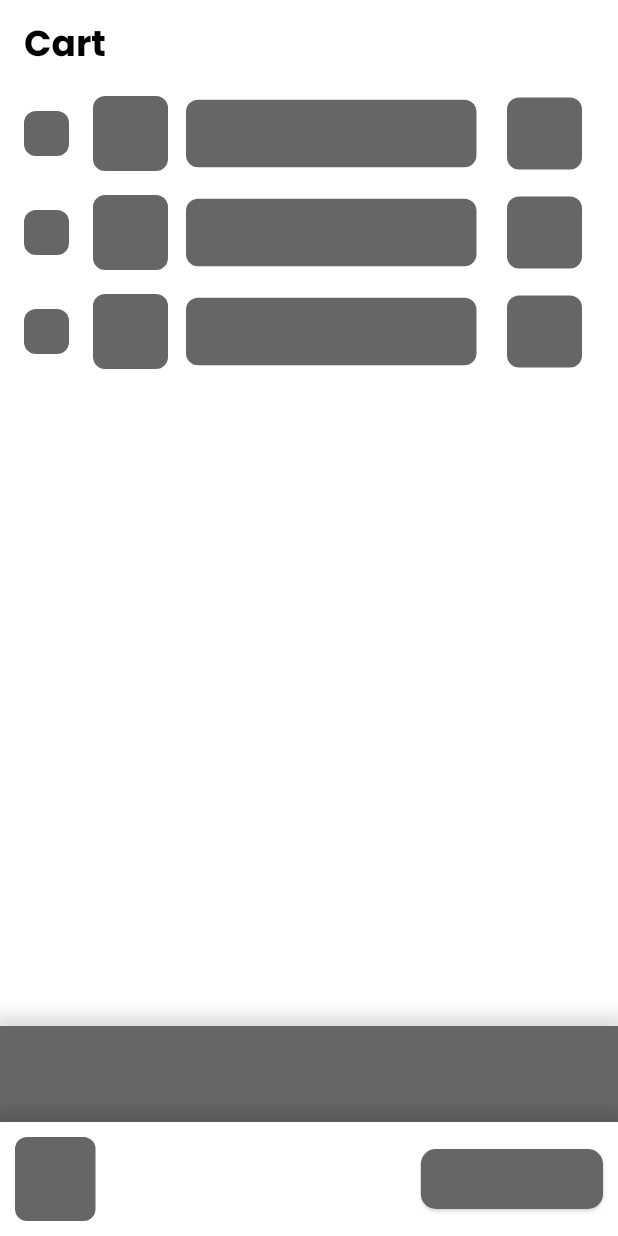
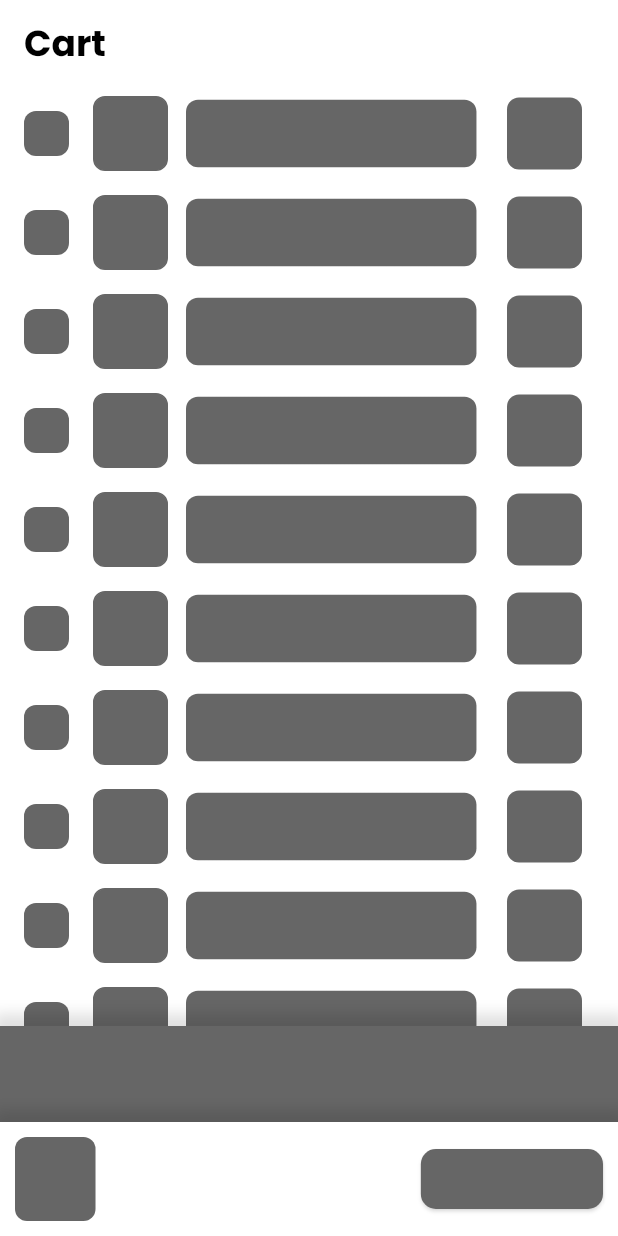
Before and after one commit to yahyapoernama/Ein-Ecommerce, a Flutter app: the CartPage screen opened directly, on a phone screen of 412 x 824 dp. Run offline on Flutter 3.47's test engine with Material 3 defaults, Android fonts, the phone set to English and light mode, and no system bars; drawn by our look-alikes of roundcheckbox, shimmer; our stand-ins replace connectivity, dio, equatable, flutter_bloc, flutter_dotenv, hive_flutter and 1 more; accounts and stored records are empty.

Commit message:
perf: Add CartItemsBloc for managing cart items and integrate with CartScreen

```diff
--- a/lib/blocs/cart_bloc/cart_bloc.dart
+++ b/lib/blocs/cart_bloc/cart_bloc.dart
@@ -28,3 +28,24 @@ class TotalPriceBloc extends Bloc<TotalPriceEvent, TotalPriceState> {
     emit(const TotalPriceState(totalPrice: 0));
   }
 }
+
+class CartItemsBloc extends Bloc<CartItemsEvent, CartItemsState> {
+  CartItemsBloc() : super(CartItemsInitial()) {
+    on<InitialCartItems>(_onInitialCartItems);
+    on<LoadCartItems>(_onLoadCartItems);
+  }
+
+  Future<void> _onInitialCartItems(
+    InitialCartItems event,
+    Emitter<CartItemsState> emit,
+  ) async {
+    emit(CartItemsInitial());
+  }
+
+  Future<void> _onLoadCartItems(
+    LoadCartItems event,
+    Emitter<CartItemsState> emit,
+  ) async {
+    emit(CartItemsLoaded());
+  }
+}
--- a/lib/blocs/cart_bloc/cart_event.dart
+++ b/lib/blocs/cart_bloc/cart_event.dart
@@ -27,3 +27,20 @@ abstract class CheckItemEvent extends Equatable {
   @override
   List<Object> get props => [];
 }
+
+abstract class CartItemsEvent extends Equatable {
+  final List<Map<String, dynamic>> cartItems;
+
+  const CartItemsEvent(this.cartItems);
+
+  @override
+  List<Object> get props => [cartItems];
+}
+
+class InitialCartItems extends CartItemsEvent {
+  const InitialCartItems(super.cartItems);
+}
+
+class LoadCartItems extends CartItemsEvent {
+  const LoadCartItems(super.cartItems);
+}
--- a/lib/blocs/cart_bloc/cart_state.dart
+++ b/lib/blocs/cart_bloc/cart_state.dart
@@ -8,3 +8,49 @@ class TotalPriceState extends Equatable {
   @override
   List<Object> get props => [totalPrice];
 }
+
+class CartItemsState extends Equatable {
+  final List<Map<String, dynamic>> cartItems;
+
+  const CartItemsState({required this.cartItems});
+
+  @override
+  List<Object> get props => [cartItems];
+}
+
+class CartItemsInitial extends CartItemsState {
+  CartItemsInitial()
+      : super(
+            cartItems: List.generate(10, (index) {
+          return {
+            'name': 'Product Name',
+            'price': 100000,
+            'quantity': 100,
+            'isChecked': false,
+          };
+        }));
+}
+
+class CartItemsLoaded extends CartItemsState {
+  CartItemsLoaded()
+      : super(cartItems: [
+          {
+            'name': 'Product 1',
+            'price': 50000,
+            'quantity': 2,
+            'isChecked': false,
+          },
+          {
+            'name': 'Product 2',
+            'price': 50000,
+            'quantity': 1,
+            'isChecked': false,
+          },
+          {
+            'name': 'Product 3',
+            'price': 50000,
+            'quantity': 1,
+            'isChecked': false,
+          },
+        ]);
+}
--- a/lib/main.dart
+++ b/lib/main.dart
@@ -46,6 +46,7 @@ class MyApp extends StatelessWidget {
       providers: [
         BlocProvider(create: (context) => TransactionBloc()),
         BlocProvider(create: (context) => AppConnectionBloc(_connectivity, _dio)),
+        BlocProvider(create: (context) => CartItemsBloc()),
         BlocProvider(create: (context) => TotalPriceBloc()),
       ],
       child: MaterialApp(
--- a/lib/screens/cart_screen.dart
+++ b/lib/screens/cart_screen.dart
@@ -57,43 +57,9 @@ class CartItems extends StatefulWidget {
 }
 
 class _CartItemsState extends State<CartItems> {
-  List<Map<String, dynamic>> dummyCartItems = List.generate(10, (index) {
-    return {
-      'name': 'Product Name',
-      'price': 100000,
-      'quantity': 100,
-      'isChecked': false,
-    };
-  });
-
-  // This should be replaced with actual cart items
-  final List<Map<String, dynamic>> actualCartItems = [
-    {
-      'name': 'Product 1',
-      'price': 50000,
-      'quantity': 2,
-      'isChecked': false,
-    },
-    {
-      'name': 'Product 2',
-      'price': 50000,
-      'quantity': 1,
-      'isChecked': false,
-    },
-    {
-      'name': 'Product 3',
-      'price': 50000,
-      'quantity': 1,
-      'isChecked': false,
-    },
-  ];
-
-  List<Map<String, dynamic>> cartItems = [];
-
   @override
   void initState() {
     super.initState();
-    cartItems = actualCartItems;
   }
 
   @override
@@ -125,16 +91,18 @@ class _CartItemsState extends State<CartItems> {
     return BlocConsumer<AppConnectionBloc, AppConnectionState>(
       listener: (context, state) {
         if (state is ConnectedState) {
-          cartItems = actualCartItems;
+          context.read<CartItemsBloc>().add(const LoadCartItems([]));
         } else {
-          cartItems = dummyCartItems;
+          context.read<CartItemsBloc>().add(const InitialCartItems([]));
         }
       },
       builder: (context, state) {
+        return BlocBuilder<CartItemsBloc, CartItemsState>(
+          builder: (context, state) {
             return ListView.builder(
-          itemCount: cartItems.length,
+              itemCount: state.cartItems.length,
               itemBuilder: (context, index) {
-            final item = cartItems[index];
+                final item = state.cartItems[index];
                 return ListTile(
                   leading: ShimmerContainer(
                     child: RoundCheckBox(
@@ -205,7 +173,7 @@ class _CartItemsState extends State<CartItems> {
                       ),
                       onPressed: () {
                         setState(() {
-                      cartItems.removeAt(index);
+                          state.cartItems.removeAt(index);
                         });
                         if (item['isChecked'] == true) {
                           context.read<TotalPriceBloc>().add(
@@ -217,6 +185,8 @@ class _CartItemsState extends State<CartItems> {
                       },
                     ),
                   ),
+                );
+              },
             );
           },
         );
```
Lines whose indentation alone changed are shown as unchanged.
